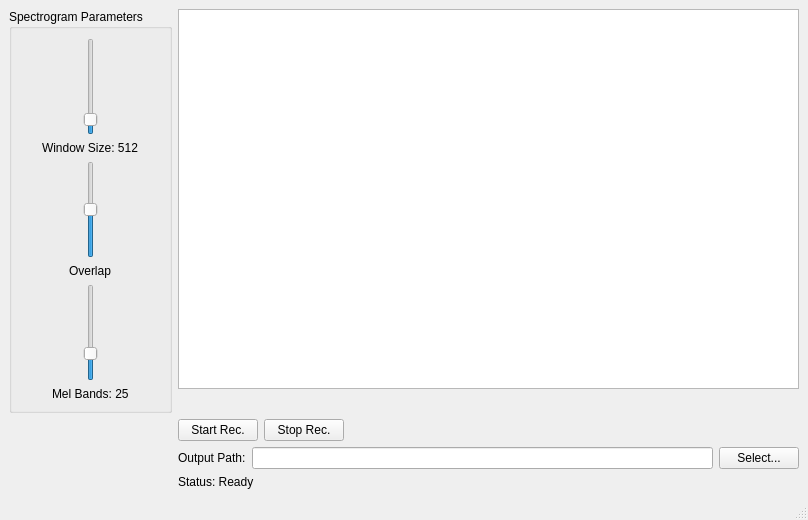
Qt form EchoGrapherQT/mainwindow.ui (AliTahir-101/EchoGrapher) before a commit.
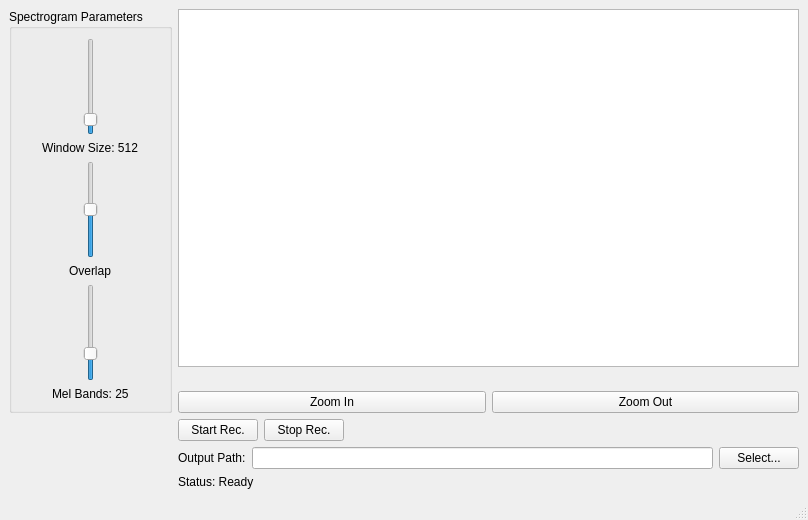
The same form after that commit.

Commit message: Update to add zoom in, out options for users.

```diff
--- a/EchoGrapherQT/mainwindow.ui
+++ b/EchoGrapherQT/mainwindow.ui
@@ -121,6 +121,24 @@
                         </property>
                     </widget>
                 </item>
+    <item row="4" column="1">
+     <layout class="QHBoxLayout" name="horizontalLayoutButtons">
+      <item>
+       <widget class="QPushButton" name="zoomInButton">
+        <property name="text">
+         <string>Zoom In</string>
+        </property>
+       </widget>
+      </item>
+      <item>
+       <widget class="QPushButton" name="zoomOutButton">
+        <property name="text">
+         <string>Zoom Out</string>
+        </property>
+       </widget>
+      </item>
+     </layout>
+    </item>
                 <item row="5" column="1">
                     <layout class="QHBoxLayout" name="horizontalLayoutButtons">
                         <item>
```
Lines whose indentation alone changed are shown as unchanged. The commit also changes 2 other files.
